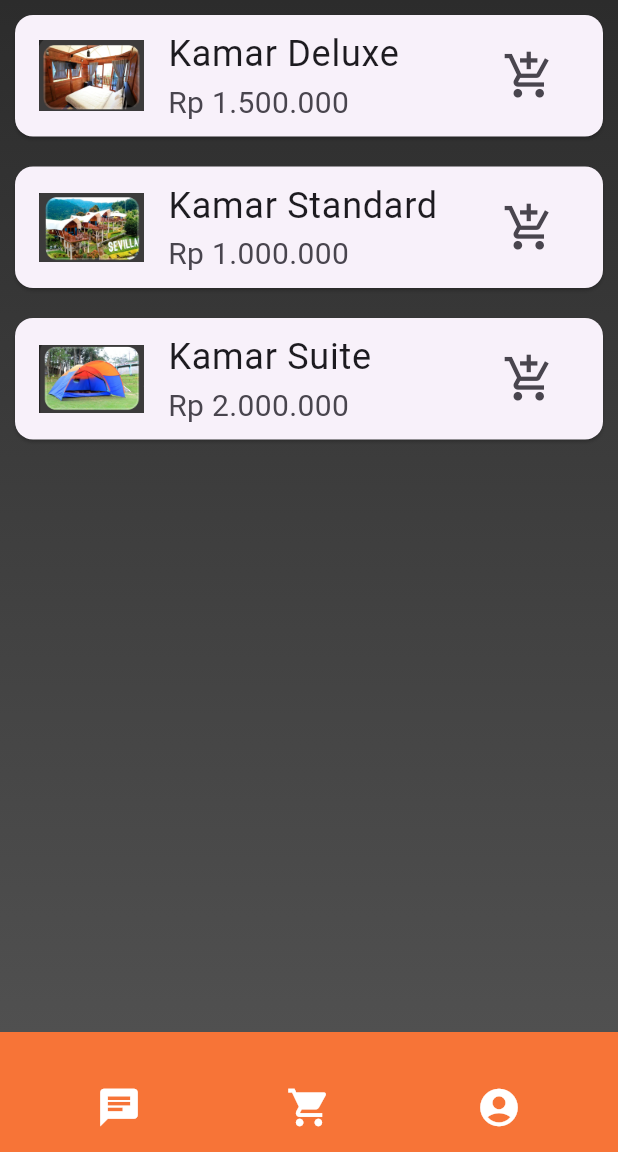
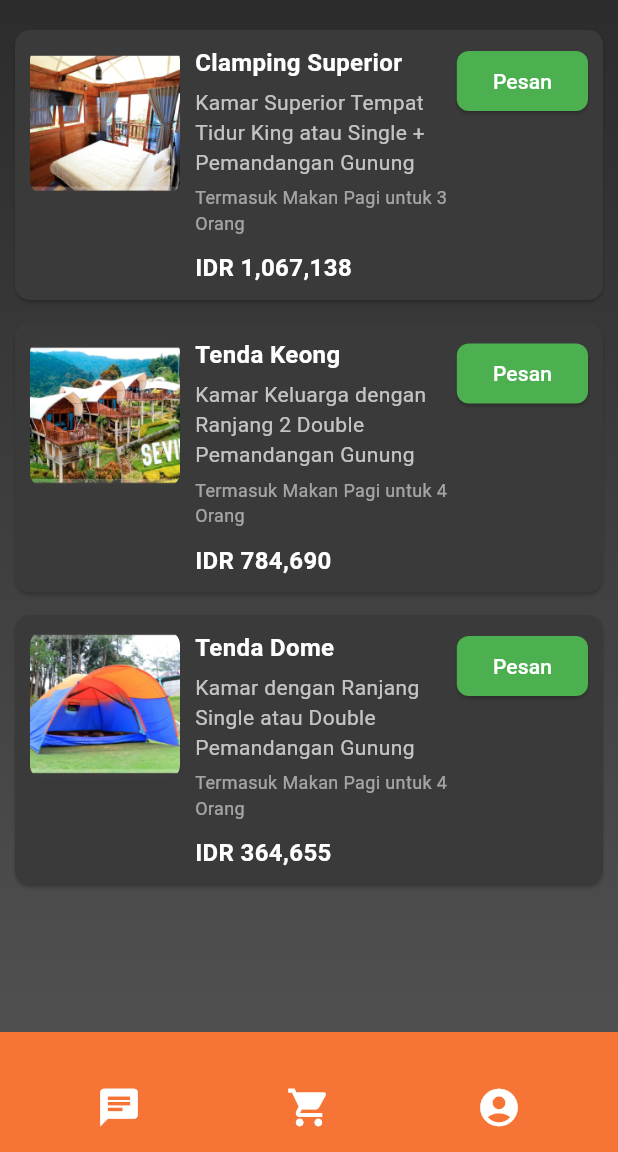
Before and after one commit to irsanwoy/sabumi3, a Flutter app: the PemesananWisata screen opened directly, on a phone screen of 412 x 824 dp, the part 84-1236 px from its top. Run offline on Flutter 3.47's test engine with Material 3 defaults, Android fonts, the phone set to English and light mode, and no system bars; our stand-ins replace shared_preferences; accounts and stored records are empty; network calls fail.

Commit message:
improve screen wisata

```diff
--- a/lib/screens/pemesanan_wisata.dart
+++ b/lib/screens/pemesanan_wisata.dart
@@ -23,24 +23,34 @@ class PemesananWisata extends StatelessWidget {
           ),
         ),
         child: ListView(
+          padding: const EdgeInsets.symmetric(horizontal: 10, vertical: 20),
           children: [
-            kamarCard(
+            buildRoomCard(
               context,
               'assets/kamar_superior.png',
-              'Kamar Deluxe',
-              'Rp 1.500.000',
+              'Clamping Superior',
+              'Kamar Superior Tempat Tidur King atau Single + Pemandangan Gunung',
+              'Termasuk Makan Pagi untuk 3 Orang',
+              'IDR 1,067,138',
+              'Pesan',
             ),
-            kamarCard(
+            buildRoomCard(
               context,
               'assets/tenda_keong.png',
-              'Kamar Standard',
-              'Rp 1.000.000',
+              'Tenda Keong',
+              'Kamar Keluarga dengan Ranjang 2 Double Pemandangan Gunung',
+              'Termasuk Makan Pagi untuk 4 Orang',
+              'IDR 784,690',
+              'Pesan',
             ),
-            kamarCard(
+            buildRoomCard(
               context,
               'assets/tenda_dome.png',
-              'Kamar Suite',
-              'Rp 2.000.000',
+              'Tenda Dome',
+              'Kamar dengan Ranjang Single atau Double Pemandangan Gunung',
+              'Termasuk Makan Pagi untuk 4 Orang',
+              'IDR 364,655',
+              'Pesan',
             ),
           ],
         ),
@@ -49,36 +59,99 @@ class PemesananWisata extends StatelessWidget {
     );
   }
 
-  Widget kamarCard(BuildContext context, String imagePath, String roomName, String price) {
+  Widget buildRoomCard(
+    BuildContext context,
+    String imagePath,
+    String title,
+    String description,
+    String breakfastInfo,
+    String price,
+    String buttonText,
+  ) {
     return Card(
-      margin: EdgeInsets.all(10),
-      child: ListTile(
-        leading: Image.asset(imagePath, width: 70, height: 70),
-        title: Text(
-          roomName,
-          style: TextStyle(fontSize: 24),
+      color: Color(0xFF3A3A3A),
+      margin: const EdgeInsets.only(bottom: 15),
+      shape: RoundedRectangleBorder(borderRadius: BorderRadius.circular(10)),
+      child: Padding(
+        padding: const EdgeInsets.all(10.0),
+        child: Row(
+          crossAxisAlignment: CrossAxisAlignment.start,
+          children: [
+            ClipRRect(
+              borderRadius: BorderRadius.circular(10),
+              child: Image.asset(
+                imagePath,
+                width: 100,
+                height: 100,
+                fit: BoxFit.cover,
               ),
-        subtitle: Text(
+            ),
+            const SizedBox(width: 10),
+            Expanded(
+              child: Column(
+                crossAxisAlignment: CrossAxisAlignment.start,
+                children: [
+                  Text(
+                    title,
+                    style: const TextStyle(
+                      color: Colors.white,
+                      fontSize: 16,
+                      fontWeight: FontWeight.bold,
+                    ),
+                  ),
+                  const SizedBox(height: 5),
+                  Text(
+                    description,
+                    style: const TextStyle(
+                      color: Colors.white70,
+                      fontSize: 14,
+                    ),
+                  ),
+                  const SizedBox(height: 5),
+                  Text(
+                    breakfastInfo,
+                    style: const TextStyle(
+                      color: Colors.white54,
+                      fontSize: 12,
+                    ),
+                  ),
+                  const SizedBox(height: 10),
+                  Text(
                     price,
-          style: TextStyle(fontSize: 20),
+                    style: const TextStyle(
+                      color: Colors.white,
+                      fontSize: 16,
+                      fontWeight: FontWeight.bold,
                     ),
-        trailing: IconButton(
-          icon: Icon(
-            Icons.add_shopping_cart,
-            size: 35,
                   ),
+                ],
+              ),
+            ),
+            ElevatedButton(
               onPressed: () {
-            String cleanedPrice = price.replaceAll("Rp", "").replaceAll(".", "").trim();
+                String cleanedPrice = price.replaceAll("IDR", "").replaceAll(",", "").trim();
                 Provider.of<CartProvider>(context, listen: false).addToCart(
-              roomName,
+                  title,
                   imagePath,
                   cleanedPrice,
                   1,
                 );
                 ScaffoldMessenger.of(context).showSnackBar(
-              SnackBar(content: Text('$roomName berhasil ditambahkan ke keranjang')),
+                  SnackBar(content: Text('$title berhasil ditambahkan ke keranjang')),
                 );
               },
+              style: ElevatedButton.styleFrom(
+                backgroundColor: Colors.green,
+                shape: RoundedRectangleBorder(
+                  borderRadius: BorderRadius.circular(8),
+                ),
+              ),
+              child: Text(
+                buttonText,
+                style: const TextStyle(color: Colors.white),
+              ),
+            ),
+          ],
         ),
       ),
     );
```
Lines whose indentation alone changed are shown as unchanged.
